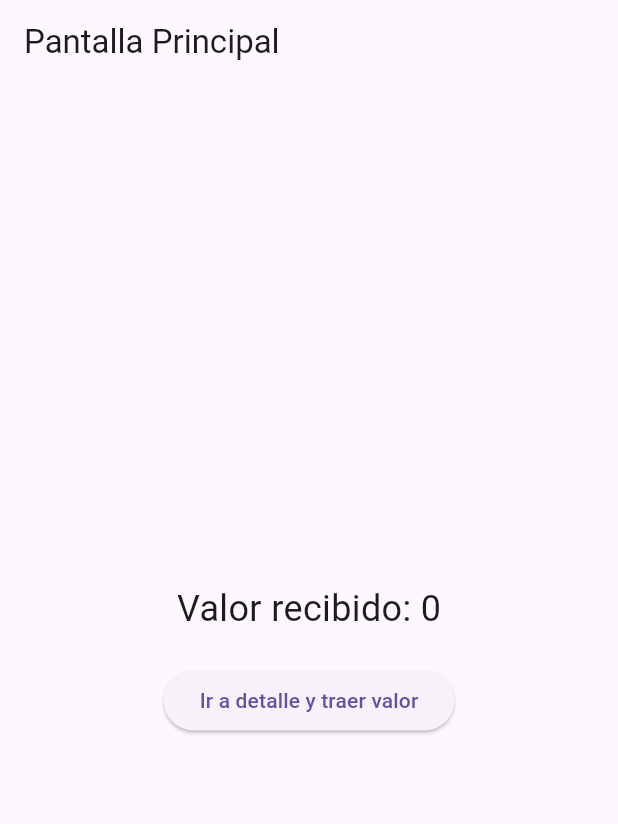
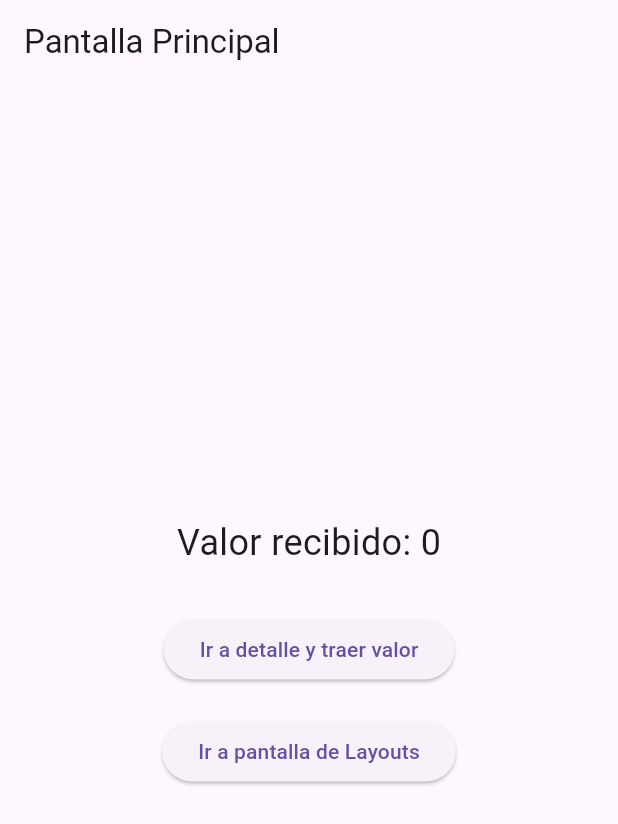
Before and after one commit to zionmartiman/HelloWorld, a Flutter app: the screen it shows after launch, on a phone screen of 412 x 824 dp. Shown: the top 824 px of the screen. Run offline on Flutter 3.47's test engine with Material 3 defaults, Android fonts, the phone set to English and light mode, and no system bars.

Commit message:
layout page added

```diff
--- a/lib/main.dart
+++ b/lib/main.dart
@@ -1,5 +1,6 @@
 import 'package:flutter/material.dart';
 import 'pantalla_detalle.dart';
+import 'pantalla_layout.dart';
 
 void main() => runApp(MyApp());
 
@@ -44,9 +45,24 @@ class _PantallaHomeState extends State<PantallaHome> {
               style: TextStyle(fontSize: 24),
             ),
             SizedBox(height: 20),
-            ElevatedButton(
-              onPressed: _navegarADetalle,
-              child: Text('Ir a detalle y traer valor'),
+            Padding(
+              padding: EdgeInsets.symmetric(horizontal: 0, vertical: 10),
+              child: ElevatedButton(
+                onPressed: _navegarADetalle,
+                child: Text('Ir a detalle y traer valor'),
+              ),
+            ),
+            Padding(
+              padding: EdgeInsets.symmetric(horizontal: 0, vertical: 10),
+              child: ElevatedButton(
+                onPressed: () {
+                  Navigator.push(
+                    context,
+                    MaterialPageRoute(builder: (context) => PantallaLayout()),
+                  );
+                },
+                child: Text('Ir a pantalla de Layouts'),
+              ),
             ),
           ],
         ),
```
Also changed, not shown: lib/pantalla_layout.dart (added, +29 -0 lines).
